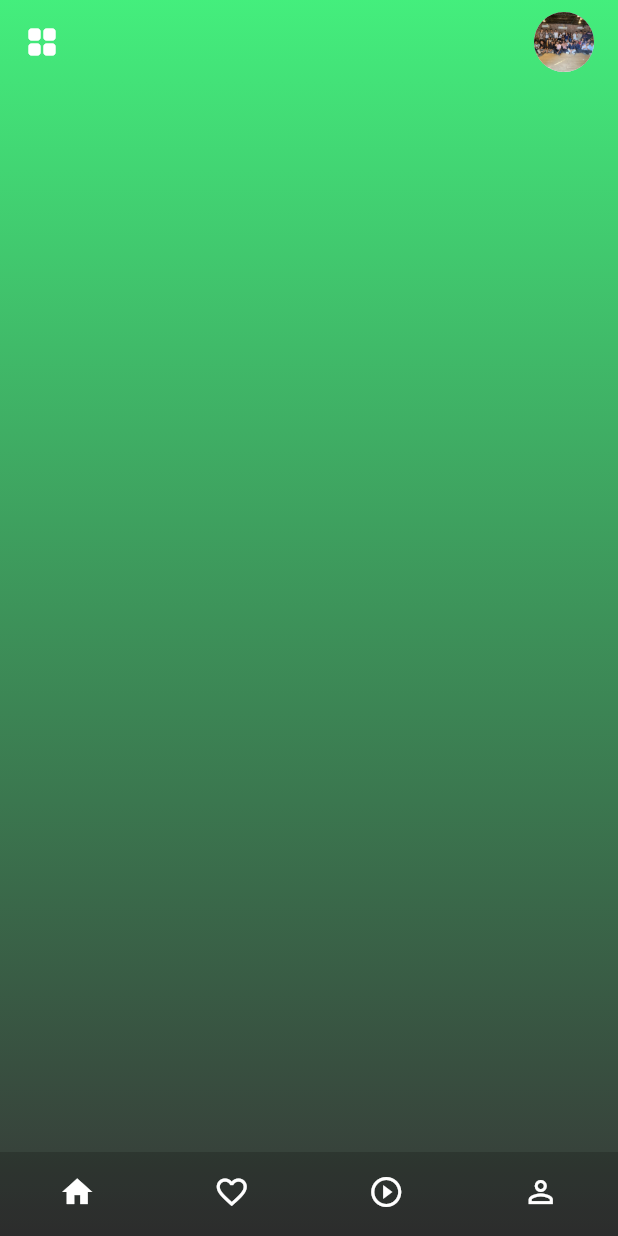
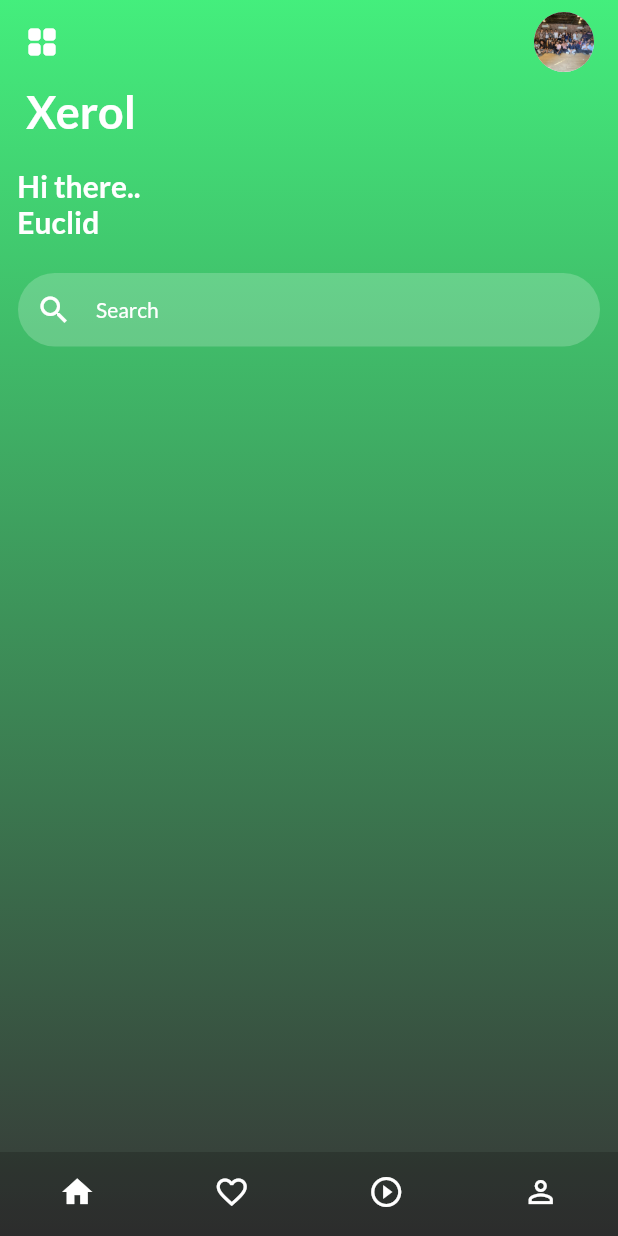
Before and after one commit to Blockchain-Research-Lab-Trainees/Music-App, a Flutter app: the screen it shows after launch, on a phone screen of 412 x 824 dp. Run offline on Flutter 3.47's test engine with Material 2 defaults, Android fonts, the phone set to English and light mode, and no system bars; our stand-ins replace get, google_fonts.

Commit message:
ui upper part completed

```diff
--- a/lib/screens/homescreen.dart
+++ b/lib/screens/homescreen.dart
@@ -1,3 +1,196 @@
+import 'package:flutter/material.dart';
+
+class HomeScreen extends StatelessWidget {
+  const HomeScreen({super.key});
+
+  @override
+  Widget build(BuildContext context) {
+    return Container(
+      decoration: BoxDecoration(
+        gradient: LinearGradient(
+          colors: [
+            const Color.fromARGB(255, 21, 234, 92).withOpacity(0.8),
+            const Color.fromARGB(255, 4, 4, 4).withOpacity(0.8),
+          ],
+          begin: Alignment.topCenter,
+          end: Alignment.bottomCenter,
+        ),
+      ),
+      child: const Scaffold(
+        backgroundColor: Colors.transparent,
+        appBar: _CustomAppbar(),
+        bottomNavigationBar: _CustomBottomNavigationbar(),
+        body: SingleChildScrollView(
+          child: Column(
+            crossAxisAlignment: CrossAxisAlignment.start,
+            children: [
+              Text(
+                '   Xerol',
+                style: TextStyle(
+                    fontSize: 30,
+                    fontWeight: FontWeight.bold,
+                    color: Colors.white),
+              ),
+              SizedBox(
+                height: 20,
+              ),
+              Text(
+                '   Hi there..\n   Euclid',
+                style: TextStyle(
+                    fontSize: 20,
+                    fontWeight: FontWeight.bold,
+                    color: Colors.white),
+              ),
+              SizedBox(
+                height: 10,
+              ),
+              _SearchMusic(),
+            ],
+          ),
+        ),
+      ),
+    );
+  }
+}
+
+class _SearchMusic extends StatelessWidget {
+  const _SearchMusic({
+    super.key,
+  });
+
+  @override
+  Widget build(BuildContext context) {
+    return Padding(
+      padding: const EdgeInsets.all(12.0),
+      child: TextFormField(
+        decoration: InputDecoration(
+            hintText: 'Search',
+            hintStyle: const TextStyle(color: Colors.white),
+            prefixIcon: const Icon(
+              Icons.search,
+              color: Colors.white,
+            ),
+            fillColor: Colors.white.withOpacity(0.2),
+            filled: true,
+            enabledBorder: OutlineInputBorder(
+                borderRadius: BorderRadius.circular(30),
+                borderSide:
+                    const BorderSide(color: Colors.transparent)),
+            focusedBorder: OutlineInputBorder(
+                borderRadius: BorderRadius.circular(30),
+                borderSide:
+                    const BorderSide(color: Colors.transparent)),
+            border: OutlineInputBorder(
+                borderRadius: BorderRadius.circular(30),
+                borderSide:
+                    const BorderSide(color: Colors.transparent))),
+      ),
+    );
+  }
+}
+
+class _CustomBottomNavigationbar extends StatelessWidget {
+  const _CustomBottomNavigationbar({
+    super.key,
+  });
+
+  @override
+  Widget build(BuildContext context) {
+    return BottomNavigationBar(
+      type: BottomNavigationBarType.fixed,
+      backgroundColor: const Color.fromARGB(255, 4, 4, 4).withOpacity(0.2),
+      unselectedItemColor: Colors.white,
+      selectedItemColor: Colors.white,
+      showSelectedLabels: false,
+      showUnselectedLabels: false,
+      elevation: 0,
+      items: const [
+        BottomNavigationBarItem(
+          icon: Icon(Icons.home),
+          label: 'Home',
+        ),
+        BottomNavigationBarItem(
+          icon: Icon(Icons.favorite_outline),
+          label: 'Favourites',
+        ),
+        BottomNavigationBarItem(
+          icon: Icon(Icons.play_circle_outline),
+          label: 'Play',
+        ),
+        BottomNavigationBarItem(
+          icon: Icon(Icons.person_outline),
+          label: 'Profile',
+        ),
+      ],
+    );
+  }
+}
+
+class _CustomAppbar extends StatelessWidget implements PreferredSizeWidget {
+  const _CustomAppbar({Key? key});
+
+  @override
+  Widget build(BuildContext context) {
+    return AppBar(
+      backgroundColor: Colors.transparent,
+      elevation: 0,
+      leading: IconButton(
+        onPressed: () {},
+        icon: const Icon(
+          Icons.grid_view_rounded,
+          color: Colors.white,
+        ),
+      ),
+      actions: [
+        Container(
+            margin: const EdgeInsets.only(right: 16),
+            child: const CircleAvatar(
+              radius: 20,
+              backgroundImage: AssetImage('assets/images/check.JPG'),
+            ))
+      ],
+    );
+  }
+
+  @override
+  Size get preferredSize => const Size.fromHeight(56.0);
+}
+
+
+
+
+
+
+
+
+
+
+
+
+
+
+
+
+
+
+
+
+
+
+
+
+
+
+
+
+
+
+
+
+
+
+
+
 // // to fetch :-
 // // albums
 // // artists
@@ -188,101 +381,3 @@
 
 //   Size get preferredSize => const Size.fromHeight(56);
 // }
-
-import 'package:flutter/material.dart';
-
-class HomeScreen extends StatelessWidget {
-  const HomeScreen({super.key});
-
-  @override
-  Widget build(BuildContext context) {
-    return Container(
-      decoration: BoxDecoration(
-        gradient: LinearGradient(
-          colors: [
-            const Color.fromARGB(255, 21, 234, 92).withOpacity(0.8),
-            const Color.fromARGB(255, 4, 4, 4).withOpacity(0.8),
-          ],
-          begin: Alignment.topCenter,
-          end: Alignment.bottomCenter,
-        ),
-      ),
-      child: Scaffold(
-        backgroundColor: Colors.transparent,
-        appBar: const _CustomAppbar(),
-        bottomNavigationBar: const _CustomBottomNavigationbar(),
-        body: Container(),
-
-      ),
-    );
-  }
-}
-
-class _CustomBottomNavigationbar extends StatelessWidget {
-  const _CustomBottomNavigationbar({
-    super.key,
-  });
-
-  @override
-  Widget build(BuildContext context) {
-    return BottomNavigationBar(
-      type: BottomNavigationBarType.fixed,
-      backgroundColor:  const Color.fromARGB(255, 4, 4, 4).withOpacity(0.2),
-      unselectedItemColor: Colors.white,
-      selectedItemColor: Colors.white,
-      showSelectedLabels: false,
-      showUnselectedLabels: false,
-      elevation: 0,
-      items: const [
-        BottomNavigationBarItem(
-          icon: Icon(Icons.home),
-          label: 'Home',
-        ),
-        BottomNavigationBarItem(
-          icon: Icon(Icons.favorite_outline),
-          label: 'Favourites',
-        ),
-        BottomNavigationBarItem(
-          icon: Icon(Icons.play_circle_outline),
-          label: 'Play',
-        ),
-         BottomNavigationBarItem(
-          icon: Icon(Icons.person_outline),
-          label: 'Profile',
-        ),
-      ],
-    );
-  }
-}
-
-class _CustomAppbar extends StatelessWidget implements PreferredSizeWidget {
-  const _CustomAppbar({Key? key});
-
-  @override
-  Widget build(BuildContext context) {
-    return AppBar(
-      backgroundColor: Colors.transparent,
-      elevation: 0,
-      leading: IconButton(
-        onPressed: () {},
-        icon: const Icon(
-          Icons.grid_view_rounded,
-          color: Colors.white,
-        ),
-      ),
-      actions: [
-        Container(
-          margin: const EdgeInsets.only(right: 16),
-          child: const CircleAvatar(
-            radius: 20,
-            backgroundImage: AssetImage('assets/images/check.JPG'),
-
-          )
-        )
-      ],
-    );
-  }
-
-  @override
-  Size get preferredSize => const Size.fromHeight(56.0);
-}
```
